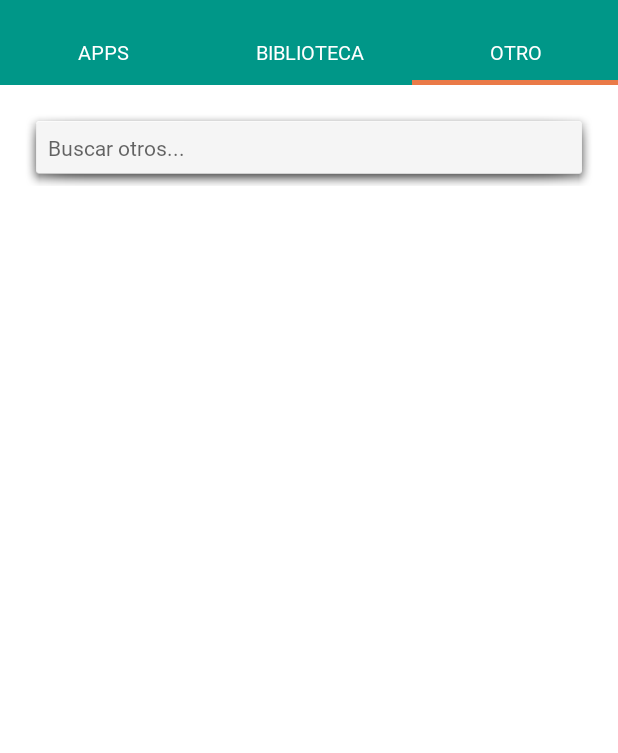
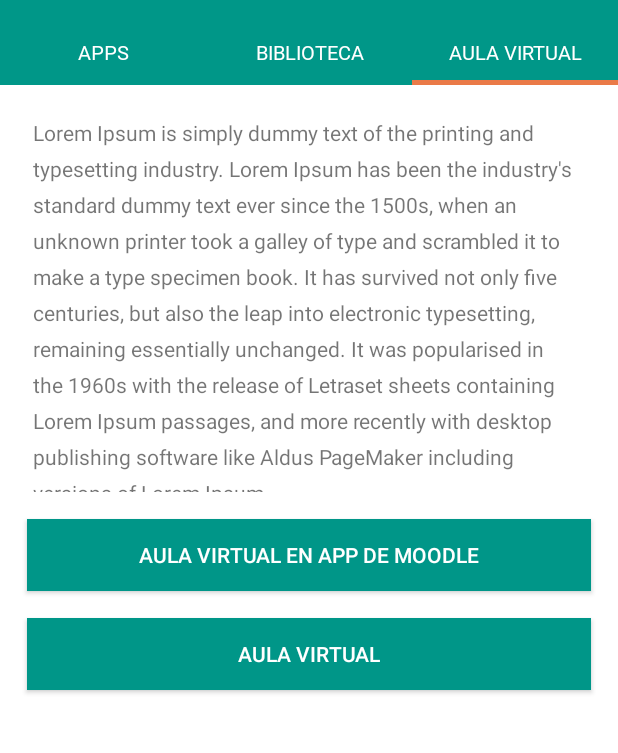
Before and after one commit to LutheranWorldRelief/AGMovil, an Android app: the screen it shows after launch (HomeActivity), tab 3 chosen, on a phone screen of 412 x 824 dp, the part 56-809 px from its top. Run offline under Robolectric (Android 15) with nearby library versions, the phone set to English and light mode, and no system bars; our stand-ins replace Picasso; pictures from the network do not load.

Commit message:
Primera versión del ajuste del app AGMOVIL

```diff
--- a/app/src/main/java/com/cacaomovil/app/fragments/HomeOpciones.kt
+++ b/app/src/main/java/com/cacaomovil/app/fragments/HomeOpciones.kt
@@ -42,7 +42,7 @@ class HomeOpciones : Fragment(), View.OnClickListener {
 
         tabLayout.addTab(tabLayout.newTab().setText("APPS"))
         tabLayout.addTab(tabLayout.newTab().setText("BIBLIOTECA"))
-        tabLayout.addTab(tabLayout.newTab().setText("OTRO"))
+        tabLayout.addTab(tabLayout.newTab().setText("AULA VIRTUAL"))
         tabLayout.tabGravity = TabLayout.GRAVITY_FILL
 
         val adapter = PagerOpciones(childFragmentManager, tabLayout.tabCount)
--- a/app/src/main/res/layout/listado_otro.xml
+++ b/app/src/main/res/layout/listado_otro.xml
@@ -7,24 +7,47 @@
     android:layout_height="match_parent"
     android:background="#fff">
 
-    <com.kitchenina.app.view.EditTextRegular
-        android:id="@+id/etBuscarOtro"
-        android:layout_width="match_parent"
+    <TextView
+        android:id="@+id/textView3"
+        android:layout_width="wrap_content"
+        android:layout_height="249dp"
+        android:layout_alignParentStart="true"
+        android:layout_alignParentTop="true"
+        android:layout_alignParentEnd="true"
+        android:layout_marginStart="22dp"
+        android:layout_marginTop="22dp"
+        android:layout_marginEnd="18dp"
+        android:lineSpacingExtra="8sp"
+        android:text="Lorem Ipsum is simply dummy text of the printing and typesetting industry. Lorem Ipsum has been the industry's standard dummy text ever since the 1500s, when an unknown printer took a galley of type and scrambled it to make a type specimen book. It has survived not only five centuries, but also the leap into electronic typesetting, remaining essentially unchanged. It was popularised in the 1960s with the release of Letraset sheets containing Lorem Ipsum passages, and more recently with desktop publishing software like Aldus PageMaker including versions of Lorem Ipsum.
+" />
+
+    <Button
+        android:id="@+id/abrirMoodle"
+        android:layout_width="wrap_content"
         android:layout_height="wrap_content"
-        android:layout_alignParentTop="true"
-        android:layout_marginLeft="16dp"
-        android:layout_marginRight="16dp"
-        android:layout_marginTop="16dp"
-        android:background="@android:drawable/dialog_holo_light_frame"
-        android:ems="10"
-        android:textSize="14sp"
-        android:imeOptions="actionSearch"
-        android:hint="Buscar otros..."
-        android:inputType="textPersonName"
-        android:paddingBottom="16dp"
-        android:paddingLeft="16dp"
-        android:paddingRight="16dp"
-        android:paddingTop="16dp" />
+        android:layout_below="@+id/textView3"
+        android:layout_alignParentStart="true"
+        android:layout_alignParentEnd="true"
+        android:layout_marginStart="18dp"
+        android:layout_marginTop="18dp"
+        android:layout_marginEnd="18dp"
+        android:background="#009688"
+        android:outlineAmbientShadowColor="#009688"
+        android:text="Aula virtual en app de moodle"
+        android:textColor="#FFFFFF" />
 
-
+    <Button
+        android:id="@+id/abrirWebView"
+        android:layout_width="wrap_content"
+        android:layout_height="wrap_content"
+        android:layout_below="@+id/textView3"
+        android:layout_alignParentStart="true"
+        android:layout_alignParentEnd="true"
+        android:layout_marginStart="18dp"
+        android:layout_marginTop="84dp"
+        android:layout_marginEnd="18dp"
+        android:background="#009688"
+        android:outlineAmbientShadowColor="#009688"
+        android:text="Aula virtual"
+        android:textColor="#FFFFFF" />
 </RelativeLayout>
```
Also changed, not shown: app/build.gradle (+7 -7 lines), app/src/main/AndroidManifest.xml (+8 -7 lines), app/src/main/java/com/cacaomovil/app/activities/WebView.kt (added, +80 -0 lines), app/src/main/java/com/cacaomovil/app/fragments/ListadoOtro.kt (+47 -5 lines), app/src/main/res/layout/activity_web_view.xml (added, +20 -0 lines), 1 other file.
